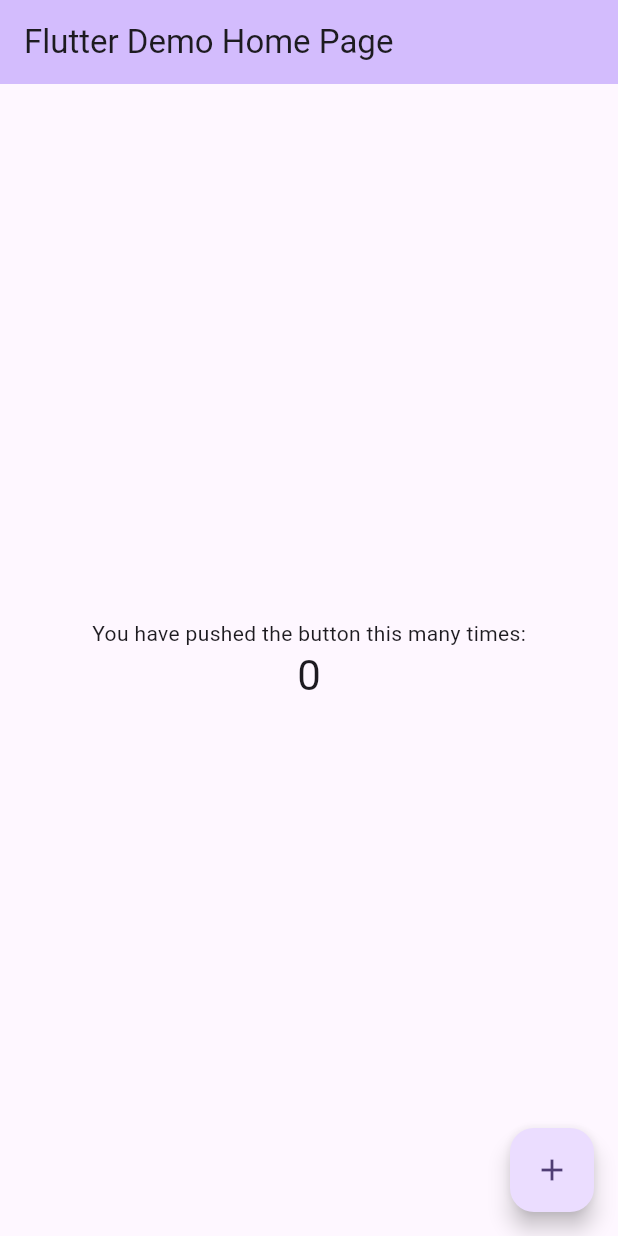
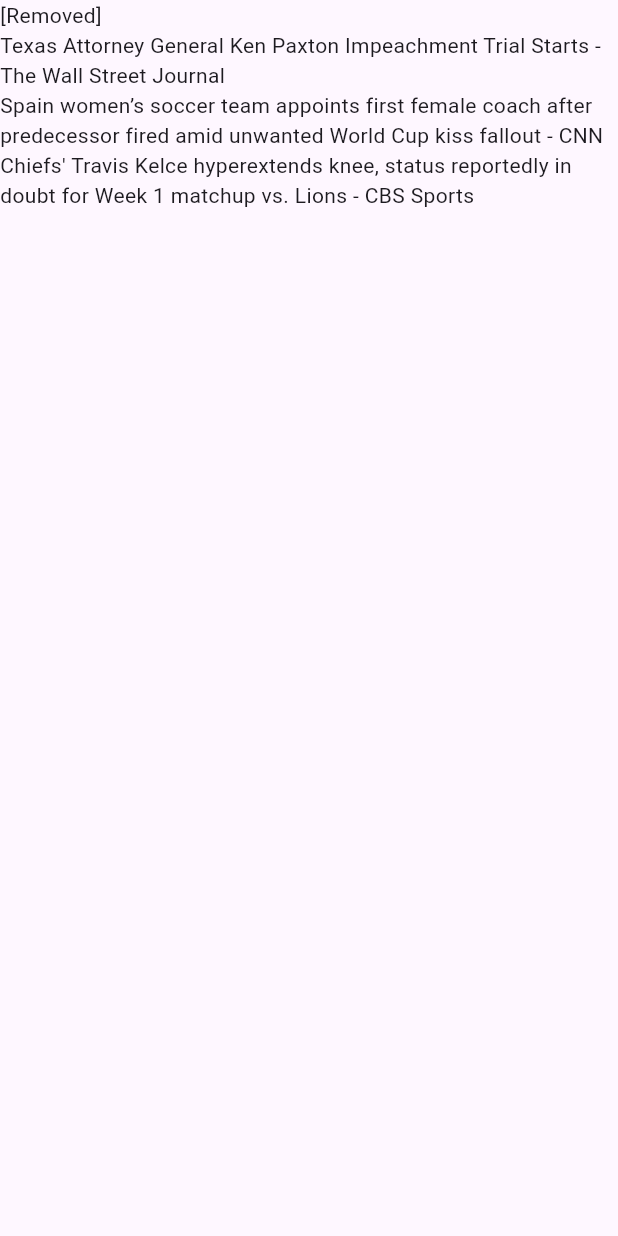
Before and after one commit to ElZombieIsra/whats_news, a Flutter app: the screen it shows after launch, on a phone screen of 412 x 824 dp. Run offline on Flutter 3.47's test engine with Material 2 defaults, Android fonts, the light colour scheme and no system bars; our stand-ins replace copy_with_extension, equatable.

Commit message:
Create articles list screen

```diff
--- a/lib/main.dart
+++ b/lib/main.dart
@@ -1,4 +1,5 @@
 import 'package:flutter/material.dart';
+import 'package:whats_news/src/article/screens/articles_list_screen.dart';
 
 void main() {
   runApp(const MyApp());
@@ -7,119 +8,15 @@
 class MyApp extends StatelessWidget {
   const MyApp({super.key});
 
-  // This widget is the root of your application.
   @override
   Widget build(BuildContext context) {
     return MaterialApp(
-      title: 'Flutter Demo',
+      title: 'Whats News 🗞️',
       theme: ThemeData(
-        // This is the theme of your application.
-        //
-        // TRY THIS: Try running your application with "flutter run". You'll see
-        // the application has a blue toolbar. Then, without quitting the app,
-        // try changing the seedColor in the colorScheme below to Colors.green
-        // and then invoke "hot reload" (save your changes or press the "hot
-        // reload" button in a Flutter-supported IDE, or press "r" if you used
-        // the command line to start the app).
-        //
-        // Notice that the counter didn't reset back to zero; the application
-        // state is not lost during the reload. To reset the state, use hot
-        // restart instead.
-        //
-        // This works for code too, not just values: Most code changes can be
-        // tested with just a hot reload.
         colorScheme: ColorScheme.fromSeed(seedColor: Colors.deepPurple),
         useMaterial3: true,
       ),
-      home: const MyHomePage(title: 'Flutter Demo Home Page'),
+      home: const ArticlesListScreen(),
     );
   }
 }
-
-class MyHomePage extends StatefulWidget {
-  const MyHomePage({super.key, required this.title});
-
-  // This widget is the home page of your application. It is stateful, meaning
-  // that it has a State object (defined below) that contains fields that affect
-  // how it looks.
-
-  // This class is the configuration for the state. It holds the values (in this
-  // case the title) provided by the parent (in this case the App widget) and
-  // used by the build method of the State. Fields in a Widget subclass are
-  // always marked "final".
-
-  final String title;
-
-  @override
-  State<MyHomePage> createState() => _MyHomePageState();
-}
-
-class _MyHomePageState extends State<MyHomePage> {
-  int _counter = 0;
-
-  void _incrementCounter() {
-    setState(() {
-      // This call to setState tells the Flutter framework that something has
-      // changed in this State, which causes it to rerun the build method below
-      // so that the display can reflect the updated values. If we changed
-      // _counter without calling setState(), then the build method would not be
-      // called again, and so nothing would appear to happen.
-      _counter++;
-    });
-  }
-
-  @override
-  Widget build(BuildContext context) {
-    // This method is rerun every time setState is called, for instance as done
-    // by the _incrementCounter method above.
-    //
-    // The Flutter framework has been optimized to make rerunning build methods
-    // fast, so that you can just rebuild anything that needs updating rather
-    // than having to individually change instances of widgets.
-    return Scaffold(
-      appBar: AppBar(
-        // TRY THIS: Try changing the color here to a specific color (to
-        // Colors.amber, perhaps?) and trigger a hot reload to see the AppBar
-        // change color while the other colors stay the same.
-        backgroundColor: Theme.of(context).colorScheme.inversePrimary,
-        // Here we take the value from the MyHomePage object that was created by
-        // the App.build method, and use it to set our appbar title.
-        title: Text(widget.title),
-      ),
-      body: Center(
-        // Center is a layout widget. It takes a single child and positions it
-        // in the middle of the parent.
-        child: Column(
-          // Column is also a layout widget. It takes a list of children and
-          // arranges them vertically. By default, it sizes itself to fit its
-          // children horizontally, and tries to be as tall as its parent.
-          //
-          // Column has various properties to control how it sizes itself and
-          // how it positions its children. Here we use mainAxisAlignment to
-          // center the children vertically; the main axis here is the vertical
-          // axis because Columns are vertical (the cross axis would be
-          // horizontal).
-          //
-          // TRY THIS: Invoke "debug painting" (choose the "Toggle Debug Paint"
-          // action in the IDE, or press "p" in the console), to see the
-          // wireframe for each widget.
-          mainAxisAlignment: MainAxisAlignment.center,
-          children: <Widget>[
-            const Text(
-              'You have pushed the button this many times:',
-            ),
-            Text(
-              '$_counter',
-              style: Theme.of(context).textTheme.headlineMedium,
-            ),
-          ],
-        ),
-      ),
-      floatingActionButton: FloatingActionButton(
-        onPressed: _incrementCounter,
-        tooltip: 'Increment',
-        child: const Icon(Icons.add),
-      ), // This trailing comma makes auto-formatting nicer for build methods.
-    );
-  }
-}
--- /dev/null
+++ b/lib/src/article/data/repositories/article_network_repository.dart
@@ -0,0 +1,13 @@
+import 'package:whats_news/src/article/data/services/article_service.dart';
+import 'package:whats_news/src/article/model/article_model.dart';
+
+class ArticleNetworkRepository {
+  const ArticleNetworkRepository(this._articleService);
+
+  final ArticleService _articleService;
+
+  Future<List<ArticleModel>> fetch() async {
+    final articles = await _articleService.fetch();
+    return articles;
+  }
+}
--- /dev/null
+++ b/lib/src/article/data/services/article_mock_service.dart
@@ -0,0 +1,69 @@
+import 'package:whats_news/src/article/data/services/article_service.dart';
+import 'package:whats_news/src/article/model/article_model.dart';
+
+final articlesJson = [
+  {
+    "source": {"id": null, "name": "[Removed]"},
+    "author": null,
+    "title": "[Removed]",
+    "description": "[Removed]",
+    "url": "https://removed.com",
+    "urlToImage": null,
+    "publishedAt": "1970-01-01T00:00:00Z",
+    "content": "[Removed]"
+  },
+  {
+    "source": {
+      "id": "the-wall-street-journal",
+      "name": "The Wall Street Journal"
+    },
+    "author": "Shannon Najmabadi, Erin Mulvaney",
+    "title":
+        "Texas Attorney General Ken Paxton Impeachment Trial Starts - The Wall Street Journal",
+    "description": "Flamboyant lawyers clash in the Lone Star Capitol",
+    "url":
+        "https://www.wsj.com/politics/texas-impeachment-trial-attorney-general-ken-paxton-7d751bf3",
+    "urlToImage": "https://images.wsj.net/im-847128/social",
+    "publishedAt": "2023-09-05T22:12:00Z",
+    "content": null
+  },
+  {
+    "source": {"id": "cnn", "name": "CNN"},
+    "author": "George Ramsay, Patrick Sung, Ben Morse",
+    "title":
+        "Spain women’s soccer team appoints first female coach after predecessor fired amid unwanted World Cup kiss fallout - CNN",
+    "description":
+        "The Spanish women’s soccer team appointed its first ever female head coach after her predecessor was fired on the same day amid ongoing fallout over an unwanted kiss given by soccer chief Luis Rubiales to a player at the Women’s World Cup final.",
+    "url":
+        "https://www.cnn.com/2023/09/05/football/jorge-vilda-sacked-spain-coach-rfef-spt-intl/index.html",
+    "urlToImage":
+        "https://media.cnn.com/api/v1/images/stellar/prod/230901125155-01-jorge-vilda-luis-rubiales.jpg?c=16x9&q=w_800,c_fill",
+    "publishedAt": "2023-09-05T22:08:00Z",
+    "content":
+        "The Spanish womens soccer team appointed its first ever female head coach after her predecessor was fired on the same day amid ongoing fallout over an unwanted kiss given by soccer chief Luis Rubiale… [+5330 chars]"
+  },
+  {
+    "source": {"id": null, "name": "CBS Sports"},
+    "author": "",
+    "title":
+        "Chiefs' Travis Kelce hyperextends knee, status reportedly in doubt for Week 1 matchup vs. Lions - CBS Sports",
+    "description":
+        "Kelce was injured at Tuesday's practice; the Lions-Chiefs line has fallen more than a point",
+    "url":
+        "https://www.cbssports.com/nfl/news/chiefs-travis-kelce-hyperextends-knee-status-reportedly-in-doubt-for-week-1-matchup-vs-lions/",
+    "urlToImage":
+        "https://sportshub.cbsistatic.com/i/r/2023/04/11/151c2558-417d-4a1c-a20f-ea7d745a5099/thumbnail/1200x675/c8a18c7818db77f6e7c480823228762d/travis-kelce-5-1400-us.jpg",
+    "publishedAt": "2023-09-05T22:02:00Z",
+    "content":
+        "The reigning Super Bowl champion Kansas City Chiefs could be without one of their most important players when they kick off the 2023 regular season against the Detroit Lions on Thursday night. Follow… [+2725 chars]"
+  }
+];
+
+class ArticleMockService implements ArticleService {
+  @override
+  Future<List<ArticleModel>> fetch() async {
+    final articles =
+        articlesJson.map((json) => ArticleModel.fromJson(json)).toList();
+    return articles;
+  }
+}
--- /dev/null
+++ b/lib/src/article/data/services/article_service.dart
@@ -0,0 +1,5 @@
+import 'package:whats_news/src/article/model/article_model.dart';
+
+abstract class ArticleService {
+  Future<List<ArticleModel>> fetch();
+}
--- /dev/null
+++ b/lib/src/article/screens/articles_list_screen.dart
@@ -0,0 +1,45 @@
+import 'package:flutter/material.dart';
+import 'package:whats_news/src/article/data/repositories/article_network_repository.dart';
+import 'package:whats_news/src/article/data/services/article_mock_service.dart';
+import 'package:whats_news/src/article/model/article_model.dart';
+
+class ArticlesListScreen extends StatefulWidget {
+  const ArticlesListScreen({super.key});
+
+  @override
+  State<ArticlesListScreen> createState() => _ArticlesListScreenState();
+}
+
+class _ArticlesListScreenState extends State<ArticlesListScreen> {
+  List<ArticleModel> articles = [];
+
+  void fetchArticles() async {
+    final articleService = ArticleMockService();
+    final articleRepository = ArticleNetworkRepository(articleService);
+    final newArticles = await articleRepository.fetch();
+    setState(() => articles = newArticles);
+  }
+
+  @override
+  void initState() {
+    super.initState();
+    WidgetsBinding.instance.addPostFrameCallback((_) => fetchArticles());
+  }
+
+  @override
+  Widget build(BuildContext context) {
+    return Scaffold(
+      body: SafeArea(
+        child: articles.isNotEmpty
+            ? ListView.builder(
+                itemBuilder: (context, i) {
+                  final article = articles[i];
+                  return Text(article.title);
+                },
+                itemCount: articles.length,
+              )
+            : const Text("Nothing to show"),
+      ),
+    );
+  }
+}
--- a/lib/src/source/model/source_model.dart
+++ b/lib/src/source/model/source_model.dart
@@ -8,7 +8,7 @@
 @JsonSerializable()
 class SourceModel extends Equatable {
   const SourceModel({
-    required this.id,
+    this.id,
     required this.name,
     this.description,
     this.url,
@@ -17,7 +17,7 @@
     this.country,
   });
 
-  final String id;
+  final String? id;
   final String name;
   final String? description;
   final String? url;
```
Also changed, not shown: lib/src/source/model/source_model.g.dart.
